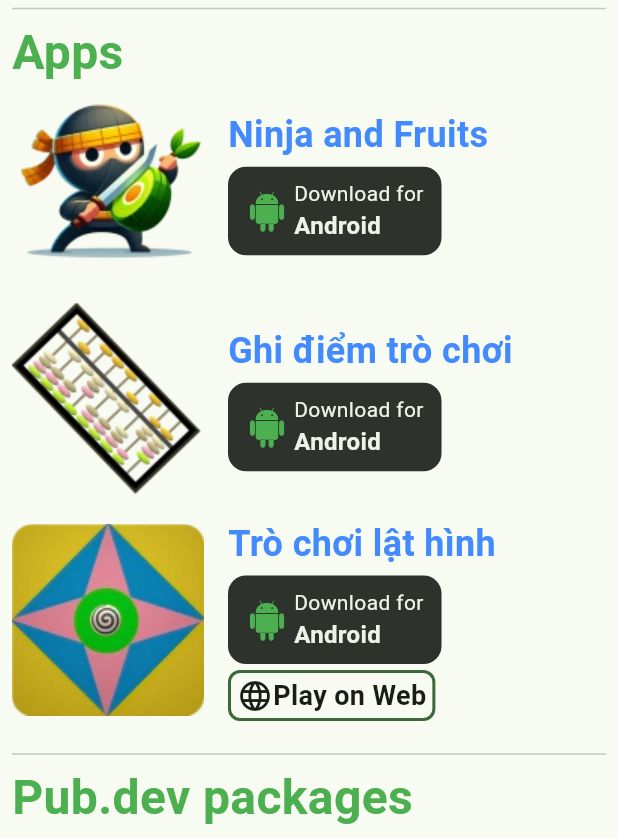
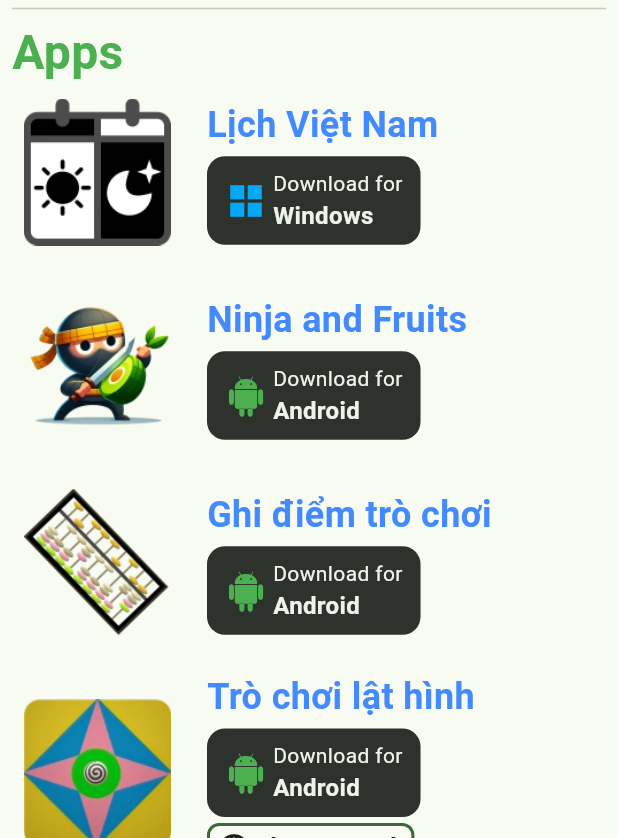
Before and after one commit to PhiLongDo/philongdo.github.io, a Flutter app: the screen it shows after launch, on a phone screen of 412 x 824 dp, the part 398-1236 px from its top. Run offline on Flutter 3.47's test engine with Material 3 defaults, Android fonts, the light colour scheme and no system bars; our stand-ins replace go_router; missing offline and left inert: year_month_picker.

Commit message:
feat: add Calendar app

```diff
--- a/lib/components/image_asset.dart
+++ b/lib/components/image_asset.dart
@@ -4,27 +4,19 @@ import 'package:flutter/material.dart';
 /// and falls back to PNG if not. If both fail or are missing, an icon is shown.
 ///
 /// - [webpAsset]: The path to the WebP asset.
-/// - [pngAsset]: The path to the PNG asset.
 /// - [width]: The width of the image.
 /// - [height]: The height of the image.
 class ImageAsset extends StatelessWidget {
-  const ImageAsset({
-    this.webpAsset,
-    this.pngAsset,
-    this.width,
-    this.height,
-    super.key,
-  });
+  const ImageAsset({this.webpAsset, this.width, this.height, super.key});
 
   final String? webpAsset;
-  final String? pngAsset;
 
   final double? width;
   final double? height;
 
   @override
   Widget build(BuildContext context) {
-    final asset = webpAsset ?? pngAsset;
+    final asset = webpAsset;
 
     final errorWidget = Icon(
       Icons.image,
@@ -40,16 +32,6 @@ class ImageAsset extends StatelessWidget {
       width: width,
       height: height,
       errorBuilder: (context, error, stackTrace) {
-        if (pngAsset != null) {
-          return Image.asset(
-            pngAsset!,
-            width: width,
-            height: height,
-            errorBuilder: (context, error, stackTrace) {
-              return errorWidget;
-            },
-          );
-        }
         return errorWidget;
       },
     );
--- a/lib/constants.dart
+++ b/lib/constants.dart
@@ -16,21 +16,25 @@ const webKeywords =
 
 final appList = [
   const AppModel(
+    name: 'Lịch Việt Nam',
+    appIconAssetWebp: Assets.webpIcCalendar128,
+    // playStoreId: 'com.dplong.fruits_and_ninja',
+    windowsStore:
+        'https://raw.githubusercontent.com/PhiLongDo/release_viet_name_calendar/refs/heads/main/viet_nam_calendar-windows-x64-setup.exe',
+  ),
+  const AppModel(
     name: 'Ninja and Fruits',
     appIconAssetWebp: Assets.webpIcTapTap128,
-    appIconAssetPng: Assets.pngIcTapTap128,
     playStoreId: 'com.dplong.fruits_and_ninja',
   ),
   const AppModel(
     name: 'Ghi điểm trò chơi',
     appIconAssetWebp: Assets.webpIcPokerPoint128,
-    appIconAssetPng: Assets.pngIcPokerPoint128,
     playStoreId: 'com.dplong.advance.pokerpoint',
   ),
   const AppModel(
     name: 'Trò chơi lật hình',
     appIconAssetWebp: Assets.webpIcFlipGame128,
-    appIconAssetPng: Assets.pngIcFlipGame128,
     playStoreId: 'com.dplong.flipgame.neo',
     webDemoPath: 'flip_game',
   ),
--- a/lib/models/app_model.dart
+++ b/lib/models/app_model.dart
@@ -2,7 +2,6 @@ class AppModel {
   const AppModel({
     required this.name,
     required this.appIconAssetWebp,
-    required this.appIconAssetPng,
     this.playStoreId,
     this.appStoreId,
     this.windowsStore,
@@ -11,7 +10,6 @@ class AppModel {
 
   final String name;
   final String appIconAssetWebp;
-  final String appIconAssetPng;
   final String? playStoreId;
   final String? appStoreId;
   final String? windowsStore;
--- a/lib/pages/home/apps_participant.dart
+++ b/lib/pages/home/apps_participant.dart
@@ -20,11 +20,13 @@ class AppsParticipant extends StatelessWidget {
       padding: const EdgeInsets.only(bottom: 16.0),
       child: Row(
         children: [
-          ImageAsset(
-            webpAsset: app.appIconAssetWebp,
-            pngAsset: app.appIconAssetPng,
-            width: 128,
-            height: 128,
+          Padding(
+            padding: const EdgeInsets.all(8.0),
+            child: ImageAsset(
+              webpAsset: app.appIconAssetWebp,
+              width: 98,
+              height: 98,
+            ),
           ),
           const SizedBox(width: 16.0),
           Column(
@@ -57,7 +59,10 @@ class AppsParticipant extends StatelessWidget {
                 StoreButton(
                   storeType: StoreType.windowsStore,
                   onTap: () {
-                    // TODO: launch windows store or download exe file
+                    launchUrl(
+                      Uri.parse('${app.windowsStore}'),
+                      webOnlyWindowName: '_blank',
+                    );
                   },
                 ),
               if (app.webDemoPath != null)
--- a/lib/pages/home/home_page.dart
+++ b/lib/pages/home/home_page.dart
@@ -43,12 +43,7 @@ class _HomePageState extends State<HomePage> {
   Widget _buildHeader() {
     return const Column(
       children: [
-        ImageAsset(
-          webpAsset: Assets.webpIcDeveloper128,
-          pngAsset: Assets.pngIcDeveloper128,
-          width: 48,
-          height: 48,
-        ),
+        ImageAsset(webpAsset: Assets.webpIcDeveloper128, width: 48, height: 48),
         Text(
           developerName,
           style: TextStyle(
--- a/pubspec.yaml
+++ b/pubspec.yaml
@@ -26,7 +26,6 @@ flutter:
   uses-material-design: true
 
   assets:
-    - assets/png/
     - assets/webp/
 
   fonts:
```
Also changed, not shown: assets/png/ic_developer_128.png (deleted), assets/png/ic_flip_game_128.png (deleted), assets/png/ic_poker_point_128.png (deleted), assets/png/ic_tap_tap_128.png (deleted), assets/webp/ic_calendar_128.webp (added), lib/generated/assets.dart, pubspec.lock, 1 other file.
